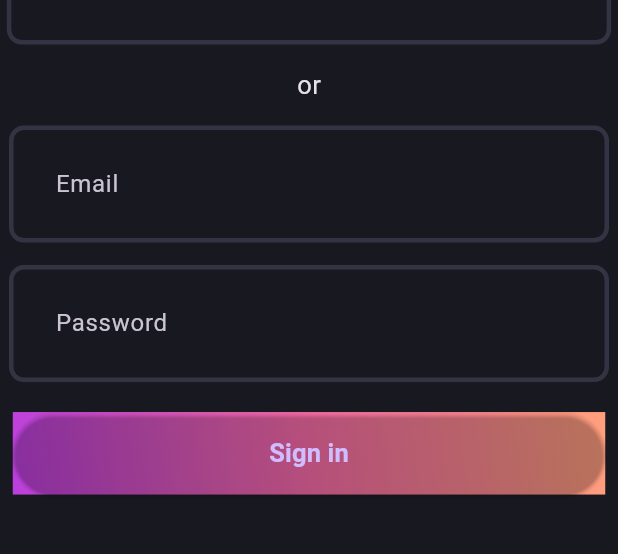
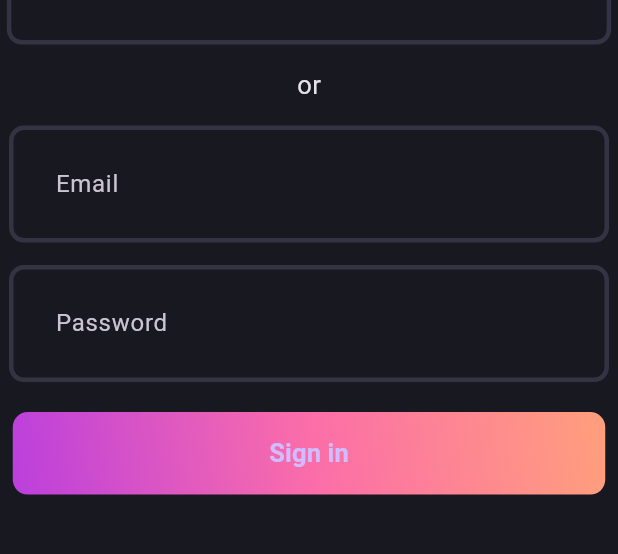
Before and after one commit to pragat-pandya/responsice_login_flutter, a Flutter app: the screen it shows after launch, on a phone screen of 412 x 824 dp, the part 589-1143 px from its top. Run offline on Flutter 3.47's test engine with Material 3 defaults, Android fonts, the light colour scheme and no system bars; our stand-ins replace flutter_svg.

Commit message:
Add borderRadius on Sign in button.

```diff
--- a/lib/widgets/gradient_button.dart
+++ b/lib/widgets/gradient_button.dart
@@ -7,8 +7,8 @@ class GradientButton extends StatelessWidget {
   @override
   Widget build(BuildContext context) {
     return Container(
-      decoration: const BoxDecoration(
-        gradient: LinearGradient(
+      decoration: BoxDecoration(
+        gradient: const LinearGradient(
           colors: [
             Pallete.gradient1,
             Pallete.gradient2,
@@ -17,12 +17,14 @@ class GradientButton extends StatelessWidget {
           begin: Alignment.bottomLeft,
           end: Alignment.topRight,
         ),
+        borderRadius: BorderRadius.circular(10),
       ),
       child: ElevatedButton(
         onPressed: () {},
         style: ElevatedButton.styleFrom(
           fixedSize: const Size(395, 55),
           backgroundColor: Colors.transparent,
+          shadowColor: Colors.transparent,
         ),
         child: const Text(
           'Sign in',
```
